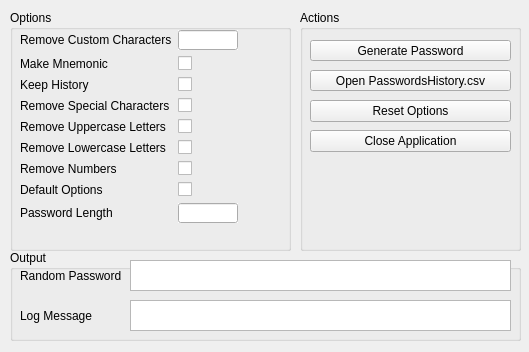
This is src/minipass.ui in callmebohdan/minipass as Qt 5 draws it before an edit. The edited form follows.
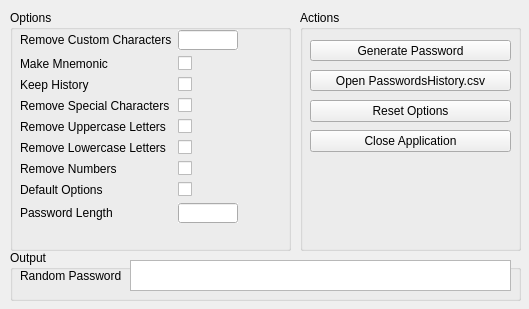
This is the edited form. Icons and pictures are not drawn.

Commit message: Get rid of log message in UI

```diff
--- a/src/minipass.ui
+++ b/src/minipass.ui
@@ -10,7 +10,7 @@
     <x>0</x>
     <y>0</y>
     <width>529</width>
-    <height>352</height>
+    <height>309</height>
    </rect>
   </property>
   <property name="windowTitle">
@@ -216,7 +216,7 @@
       <x>10</x>
       <y>250</y>
       <width>511</width>
-      <height>91</height>
+      <height>51</height>
      </rect>
     </property>
     <property name="title">
@@ -245,29 +245,6 @@
       <string>Random Password</string>
      </property>
     </widget>
-    <widget class="QLabel" name="logMessageLabel">
-     <property name="geometry">
-      <rect>
-       <x>10</x>
-       <y>55</y>
-       <width>111</width>
-       <height>21</height>
-      </rect>
-     </property>
-     <property name="text">
-      <string>Log Message</string>
-     </property>
-    </widget>
-    <widget class="QPlainTextEdit" name="logMessage">
-     <property name="geometry">
-      <rect>
-       <x>120</x>
-       <y>50</y>
-       <width>381</width>
-       <height>31</height>
-      </rect>
-     </property>
-    </widget>
    </widget>
    <widget class="QGroupBox" name="groupBoxActions">
     <property name="geometry">
```
The commit also changes 2 other files.
